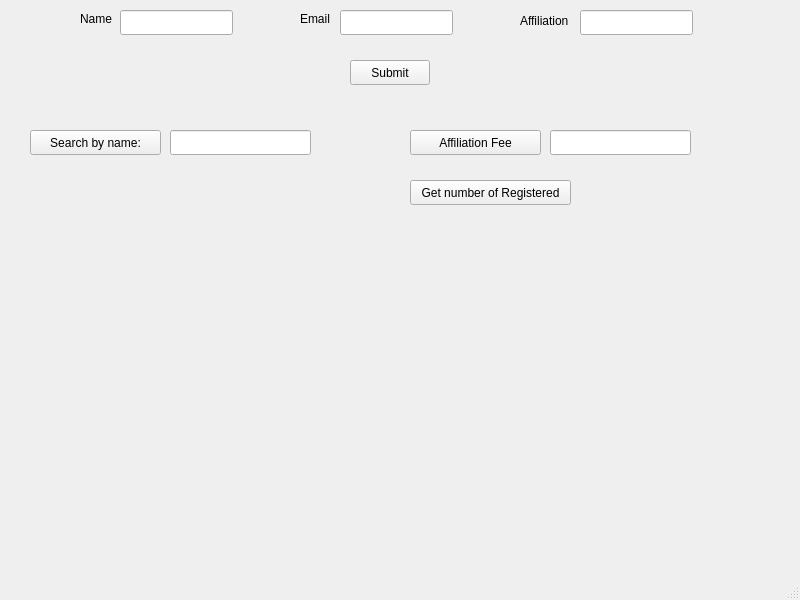
Old version of the form cos3711/assignment_2/working/newnew_x1_gui_working/mainwindow.ui in the repository Tabish1511/4thYearAssignments.
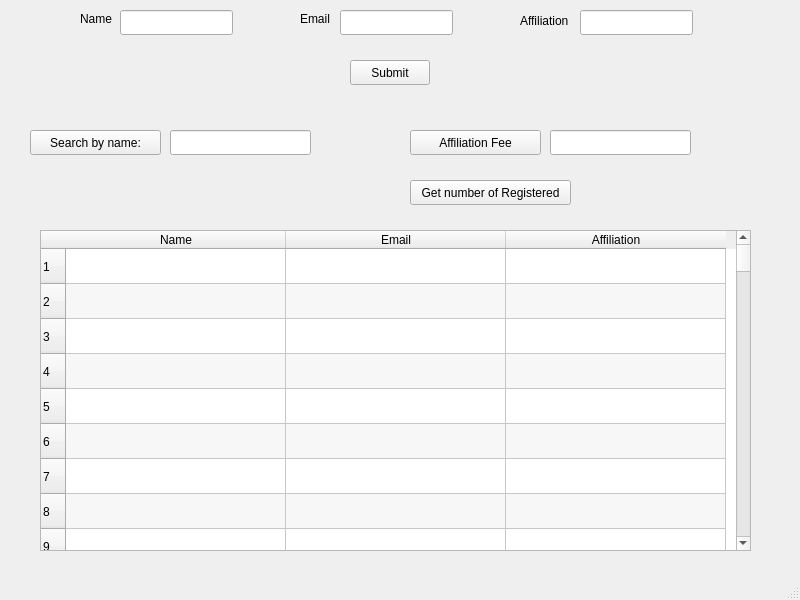
New version of the form.

```diff
--- a/cos3711/assignment_2/working/newnew_x1_gui_working/mainwindow.ui
+++ b/cos3711/assignment_2/working/newnew_x1_gui_working/mainwindow.ui
@@ -194,6 +194,149 @@
      <string/>
     </property>
    </widget>
+   <widget class="QTableWidget" name="tableWidget">
+    <property name="geometry">
+     <rect>
+      <x>40</x>
+      <y>230</y>
+      <width>711</width>
+      <height>321</height>
+     </rect>
+    </property>
+    <property name="alternatingRowColors">
+     <bool>true</bool>
+    </property>
+    <property name="rowCount">
+     <number>100</number>
+    </property>
+    <attribute name="horizontalHeaderCascadingSectionResizes">
+     <bool>false</bool>
+    </attribute>
+    <attribute name="horizontalHeaderDefaultSectionSize">
+     <number>220</number>
+    </attribute>
+    <attribute name="verticalHeaderCascadingSectionResizes">
+     <bool>false</bool>
+    </attribute>
+    <attribute name="verticalHeaderDefaultSectionSize">
+     <number>35</number>
+    </attribute>
+    <row/>
+    <row/>
+    <row/>
+    <row/>
+    <row/>
+    <row/>
+    <row/>
+    <row/>
+    <row/>
+    <row/>
+    <row/>
+    <row/>
+    <row/>
+    <row/>
+    <row/>
+    <row/>
+    <row/>
+    <row/>
+    <row/>
+    <row/>
+    <row/>
+    <row/>
+    <row/>
+    <row/>
+    <row/>
+    <row/>
+    <row/>
+    <row/>
+    <row/>
+    <row/>
+    <row/>
+    <row/>
+    <row/>
+    <row/>
+    <row/>
+    <row/>
+    <row/>
+    <row/>
+    <row/>
+    <row/>
+    <row/>
+    <row/>
+    <row/>
+    <row/>
+    <row/>
+    <row/>
+    <row/>
+    <row/>
+    <row/>
+    <row/>
+    <row/>
+    <row/>
+    <row/>
+    <row/>
+    <row/>
+    <row/>
+    <row/>
+    <row/>
+    <row/>
+    <row/>
+    <row/>
+    <row/>
+    <row/>
+    <row/>
+    <row/>
+    <row/>
+    <row/>
+    <row/>
+    <row/>
+    <row/>
+    <row/>
+    <row/>
+    <row/>
+    <row/>
+    <row/>
+    <row/>
+    <row/>
+    <row/>
+    <row/>
+    <row/>
+    <row/>
+    <row/>
+    <row/>
+    <row/>
+    <row/>
+    <row/>
+    <row/>
+    <row/>
+    <row/>
+    <row/>
+    <row/>
+    <row/>
+    <row/>
+    <row/>
+    <row/>
+    <row/>
+    <row/>
+    <row/>
+    <row/>
+    <row/>
+    <column>
+     <property name="text">
+      <string>Name</string>
+     </property>
+    </column>
+    <column>
+     <property name="text">
+      <string>Email</string>
+     </property>
+    </column>
+    <column>
+     <property name="text">
+      <string>Affiliation</string>
+     </property>
+    </column>
+   </widget>
   </widget>
   <widget class="QMenuBar" name="menubar">
    <property name="geometry">
```
